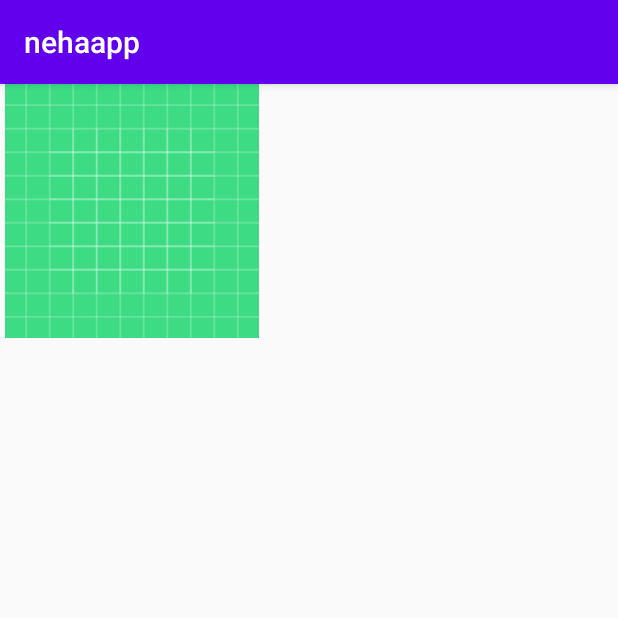
After one commit to nehadeosthali/Nehaapp, an Android app: the FirebaseTest screen opened directly, with no data from a screen before it, on a phone screen of 412 x 824 dp, the top half of it. The commit adds this screen. Run offline under Robolectric (Android 15) with nearby library versions, the phone set to English and light mode, and no system bars; our stand-ins replace Firebase (no records; nobody signed in at launch, a user with empty details on screens opened directly), Picasso.

Commit message:
Added new file

```diff
--- a/app/build.gradle
+++ b/app/build.gradle
@@ -34,4 +34,6 @@ dependencies {
     androidTestImplementation 'androidx.test.ext:junit:1.1.1'
     androidTestImplementation 'androidx.test.espresso:espresso-core:3.2.0'
     implementation 'com.google.firebase:firebase-analytics:17.4.0'
+    implementation 'com.google.firebase:firebase-storage:19.1.1'
+    implementation 'com.squareup.picasso:picasso:2.5.2'
 }
--- a/app/src/main/AndroidManifest.xml
+++ b/app/src/main/AndroidManifest.xml
@@ -9,6 +9,9 @@
         android:roundIcon="@mipmap/ic_launcher_round"
         android:supportsRtl="true"
         android:theme="@style/AppTheme">
+        <activity android:name=".FirebaseTest">
+
+        </activity>
         <activity android:name=".MainActivity">
             <intent-filter>
                 <action android:name="android.intent.action.MAIN" />
--- /dev/null
+++ b/app/src/main/java/com/example/nehaapp/FirebaseTest.java
@@ -0,0 +1,44 @@
+package com.example.nehaapp;
+
+import androidx.appcompat.app.AppCompatActivity;
+
+import android.os.Bundle;
+import android.widget.ImageView;
+
+import com.google.android.gms.tasks.OnSuccessListener;
+import com.google.firebase.storage.FileDownloadTask;
+import com.google.firebase.storage.FirebaseStorage;
+import com.google.firebase.storage.StorageReference;
+import com.squareup.picasso.Picasso;
+
+import java.io.File;
+import java.io.IOException;
+
+public class FirebaseTest extends AppCompatActivity {
+
+
+    @Override
+    protected void onCreate(Bundle savedInstanceState) {
+        super.onCreate(savedInstanceState);
+        setContentView(R.layout.activity_firebase_test);
+        final ImageView imageview = findViewById(R.id.imageView);
+
+        FirebaseStorage storage = FirebaseStorage.getInstance();
+        // Create a storage reference from our app
+        StorageReference storageRef = storage.getReference();
+        StorageReference catRef = storageRef.child("cat.jpg");
+        String root = getFilesDir().getAbsolutePath();
+        File myDir = new File(root);
+        myDir.mkdirs();
+        final File file = new File(myDir, "cat.jpg");
+
+        catRef.getFile(file).addOnSuccessListener(new OnSuccessListener<FileDownloadTask.TaskSnapshot>() {
+            @Override
+            public void onSuccess(FileDownloadTask.TaskSnapshot taskSnapshot) {
+                Picasso.with(getApplicationContext()).load(file).into(imageview);
+            }
+        });
+
+
+    }
+}
--- a/app/src/main/java/com/example/nehaapp/MainActivity.java
+++ b/app/src/main/java/com/example/nehaapp/MainActivity.java
@@ -99,7 +99,7 @@ public class MainActivity extends AppCompatActivity implements View.OnClickListe
             canvasNeha.clear();
         }
         if (item.getItemId()==R.id.ic_save){
-            canvasNeha.saveFile(fileName);
+            canvasNeha.uploadFile(fileName);
         }
         if(item.getItemId()==R.id.brush_size){
             final AlertDialog.Builder builder = new AlertDialog.Builder(this);
@@ -126,8 +126,7 @@ public class MainActivity extends AppCompatActivity implements View.OnClickListe
 
     }
 
-    private void saveFile() {
-    }
+
 
     @Override
     public void onClick(View v) {
--- /dev/null
+++ b/app/src/main/res/layout/activity_firebase_test.xml
@@ -0,0 +1,16 @@
+<?xml version="1.0" encoding="utf-8"?>
+<androidx.constraintlayout.widget.ConstraintLayout xmlns:android="http://schemas.android.com/apk/res/android"
+    xmlns:app="http://schemas.android.com/apk/res-auto"
+    xmlns:tools="http://schemas.android.com/tools"
+    android:layout_width="match_parent"
+    android:layout_height="match_parent"
+    tools:context=".FirebaseTest">
+
+    <ImageView
+        android:id="@+id/imageView"
+        android:layout_width="176dp"
+        android:layout_height="169dp"
+        app:srcCompat="@drawable/ic_launcher_background"
+        tools:layout_editor_absoluteX="114dp"
+        tools:layout_editor_absoluteY="194dp" />
+</androidx.constraintlayout.widget.ConstraintLayout>
```
Also changed, not shown: app/src/main/java/com/example/nehaapp/CanvasNeha.java (+36 -0 lines).
